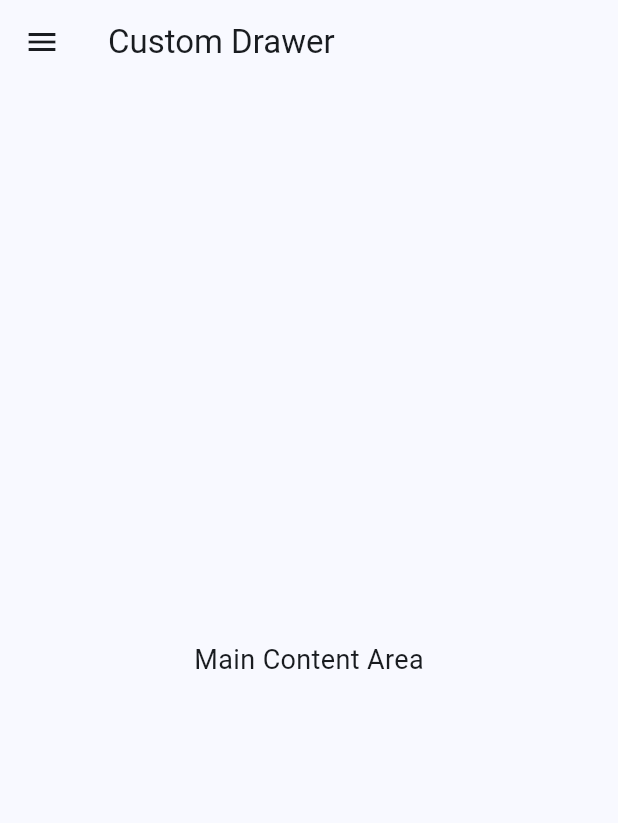
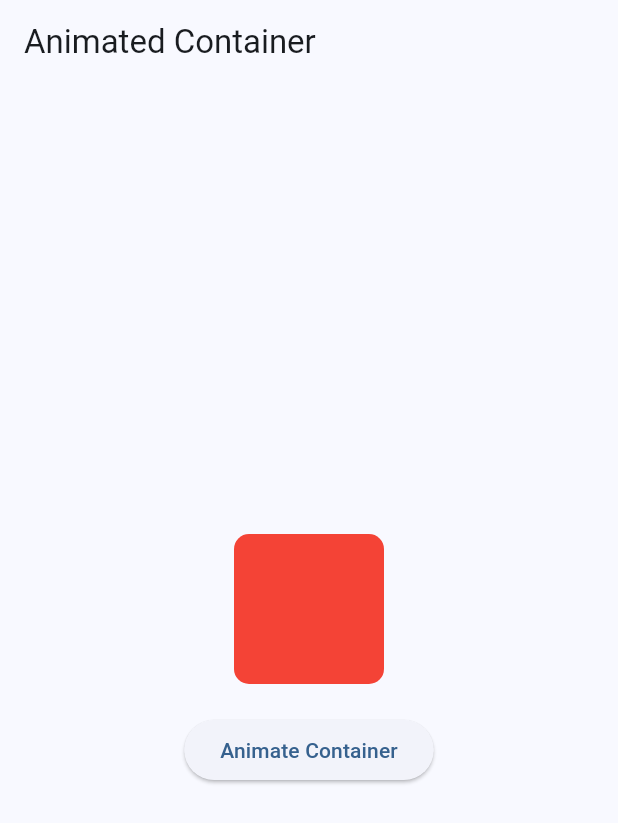
Before and after one commit to shaf1501/track_shaf, a Flutter app: the screen it shows after launch, on a phone screen of 412 x 824 dp. Shown: the top 823 px of the screen. Run offline on Flutter 3.47's test engine with Material 3 defaults, Android fonts, the light colour scheme and no system bars.

Commit message:
problem16

```diff
--- a/lib/main.dart
+++ b/lib/main.dart
@@ -1,144 +1,69 @@
 import 'package:flutter/material.dart';
 
 void main() {
-  runApp(const CustomDrawerApp());
+  runApp(const AnimatedContainerApp());
 }
 
-class CustomDrawerApp extends StatelessWidget {
-  const CustomDrawerApp({super.key});
+class AnimatedContainerApp extends StatelessWidget {
+  const AnimatedContainerApp({super.key});
 
   @override
   Widget build(BuildContext context) {
     return MaterialApp(
-      title: 'Custom Drawer',
+      title: 'Animated Container',
       theme: ThemeData(
         useMaterial3: true,
         colorScheme: ColorScheme.fromSeed(seedColor: Colors.blue),
       ),
-      home: const CustomDrawerScreen(),
+      home: const AnimatedContainerScreen(),
     );
   }
 }
 
-class CustomDrawerScreen extends StatefulWidget {
-  const CustomDrawerScreen({super.key});
+class AnimatedContainerScreen extends StatefulWidget {
+  const AnimatedContainerScreen({super.key});
 
   @override
-  State<CustomDrawerScreen> createState() => _CustomDrawerScreenState();
+  State<AnimatedContainerScreen> createState() =>
+      _AnimatedContainerScreenState();
 }
 
-class _CustomDrawerScreenState extends State<CustomDrawerScreen>
-    with SingleTickerProviderStateMixin {
-  late AnimationController _animationController;
-  late Animation<Offset> _slideAnimation;
-  late Animation<double> _fadeAnimation;
+class _AnimatedContainerScreenState extends State<AnimatedContainerScreen> {
+  bool _isExpanded = false;
 
-  @override
-  void initState() {
-    super.initState();
-    _animationController = AnimationController(
-      vsync: this,
-      duration: const Duration(milliseconds: 300),
-    );
-
-    _slideAnimation = Tween<Offset>(
-      begin: const Offset(-1.0, 0.0),
-      end: Offset.zero,
-    ).animate(CurvedAnimation(
-      parent: _animationController,
-      curve: Curves.easeInOut,
-    ));
-
-    _fadeAnimation = Tween<double>(
-      begin: 0.0,
-      end: 1.0,
-    ).animate(CurvedAnimation(
-      parent: _animationController,
-      curve: Curves.easeInOut,
-    ));
-  }
-
-  void _toggleDrawer() {
-    if (_animationController.isDismissed) {
-      _animationController.forward();
-    } else {
-      _animationController.reverse();
-    }
-  }
-
-  @override
-  void dispose() {
-    _animationController.dispose();
-    super.dispose();
+  void _toggleContainer() {
+    setState(() {
+      _isExpanded = !_isExpanded;
+    });
   }
 
   @override
   Widget build(BuildContext context) {
     return Scaffold(
       appBar: AppBar(
-        title: const Text('Custom Drawer'),
-        leading: IconButton(
-          icon: const Icon(Icons.menu),
-          onPressed: _toggleDrawer,
-        ),
+        title: const Text('Animated Container'),
       ),
-      body: Stack(
-        children: [
-          const Center(
-            child: Text(
-              'Main Content Area',
-              style: TextStyle(fontSize: 18),
-            ),
-          ),
-          SlideTransition(
-            position: _slideAnimation,
-            child: FadeTransition(
-              opacity: _fadeAnimation,
-              child: SafeArea(
-                child: Container(
-                  width: 250,
-                  color: Colors.blue[100],
-                  child: Column(
-                    crossAxisAlignment: CrossAxisAlignment.start,
-                    children: [
-                      const Padding(
-                        padding: EdgeInsets.all(16.0),
-                        child: Text(
-                          'Menu',
-                          style: TextStyle(
-                            fontSize: 20,
-                            fontWeight: FontWeight.bold,
-                          ),
-                        ),
-                      ),
-                      ListTile(
-                        leading: const Icon(Icons.home),
-                        title: const Text('Home'),
-                        onTap: () {
-                          // Handle Home action
-                        },
-                      ),
-                      ListTile(
-                        leading: const Icon(Icons.settings),
-                        title: const Text('Settings'),
-                        onTap: () {
-                          // Handle Settings action
-                        },
-                      ),
-                      ListTile(
-                        leading: const Icon(Icons.logout),
-                        title: const Text('Logout'),
-                        onTap: () {
-                          // Handle Logout action
-                        },
-                      ),
-                    ],
-                  ),
-                ),
+      body: Center(
+        child: Column(
+          mainAxisAlignment: MainAxisAlignment.center,
+          children: [
+            AnimatedContainer(
+              duration: const Duration(milliseconds: 500),
+              curve: Curves.easeInOut,
+              width: _isExpanded ? 200 : 100,
+              height: _isExpanded ? 200 : 100,
+              decoration: BoxDecoration(
+                color: _isExpanded ? Colors.blue : Colors.red,
+                borderRadius: BorderRadius.circular(_isExpanded ? 50 : 10),
               ),
             ),
-          ),
-        ],
+            const SizedBox(height: 20),
+            ElevatedButton(
+              onPressed: _toggleContainer,
+              child: const Text('Animate Container'),
+            ),
+          ],
+        ),
       ),
     );
   }
```
